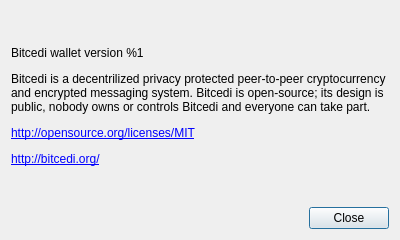
Old version of the form src/gui/ui/aboutdialog.ui in the repository mygirl8893/Catalyst-Classic-3.0.4.
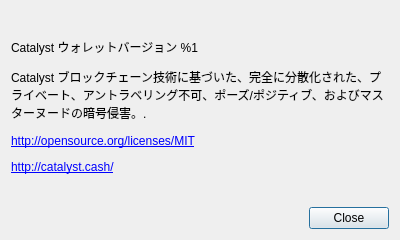
New version of the form.

Diff of the .ui file:
```diff
--- a/src/gui/ui/aboutdialog.ui
+++ b/src/gui/ui/aboutdialog.ui
@@ -41,7 +41,7 @@
       </sizepolicy>
      </property>
      <property name="text">
-      <string>&lt;html&gt;&lt;head/&gt;&lt;body&gt;&lt;p&gt;Bitcedi wallet version %1&lt;/p&gt;&lt;p&gt;Bitcedi is a decentrilized privacy protected peer-to-peer cryptocurrency and encrypted messaging system. Bitcedi is open-source; its design is public, nobody owns or controls Bitcedi and everyone can take part.&lt;/p&gt;&lt;p&gt;&lt;a href=&quot;http://opensource.org/licenses/MIT&quot;&gt;&lt;span style=&quot; text-decoration: underline; color:#0000ff;&quot;&gt;http://opensource.org/licenses/MIT&lt;/span&gt;&lt;/a&gt;&lt;/p&gt;&lt;p&gt;&lt;a href=&quot;http://bitcedi.org/&quot;&gt;&lt;span style=&quot; text-decoration: underline; color:#0000ff;&quot;&gt;http://bitcedi.org/&lt;/span&gt;&lt;/a&gt;&lt;/p&gt;&lt;/body&gt;&lt;/html&gt;</string>
+      <string>&lt;html&gt;&lt;head/&gt;&lt;body&gt;&lt;p&gt;Catalyst ウォレットバージョン %1&lt;/p&gt;&lt;p&gt;Catalyst ブロックチェーン技術に基づいた、完全に分散化された、プライベート、アントラベリング不可、ポーズ/ポジティブ、およびマスターヌードの暗号侵害。.&lt;/p&gt;&lt;p&gt;&lt;a href=&quot;http://opensource.org/licenses/MIT&quot;&gt;&lt;span style=&quot; text-decoration: underline; color:#0000ff;&quot;&gt;http://opensource.org/licenses/MIT&lt;/span&gt;&lt;/a&gt;&lt;/p&gt;&lt;p&gt;&lt;a href=&quot;http://catalyst.cash/&quot;&gt;&lt;span style=&quot; text-decoration: underline; color:#0000ff;&quot;&gt;http://catalyst.cash/&lt;/span&gt;&lt;/a&gt;&lt;/p&gt;&lt;/body&gt;&lt;/html&gt;</string>
      </property>
      <property name="textFormat">
       <enum>Qt::RichText</enum>
```
